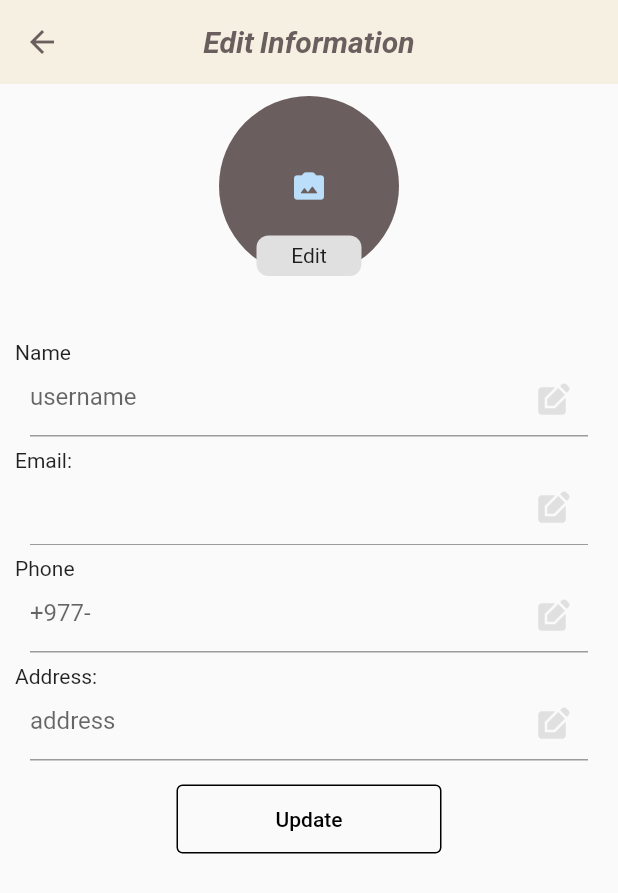
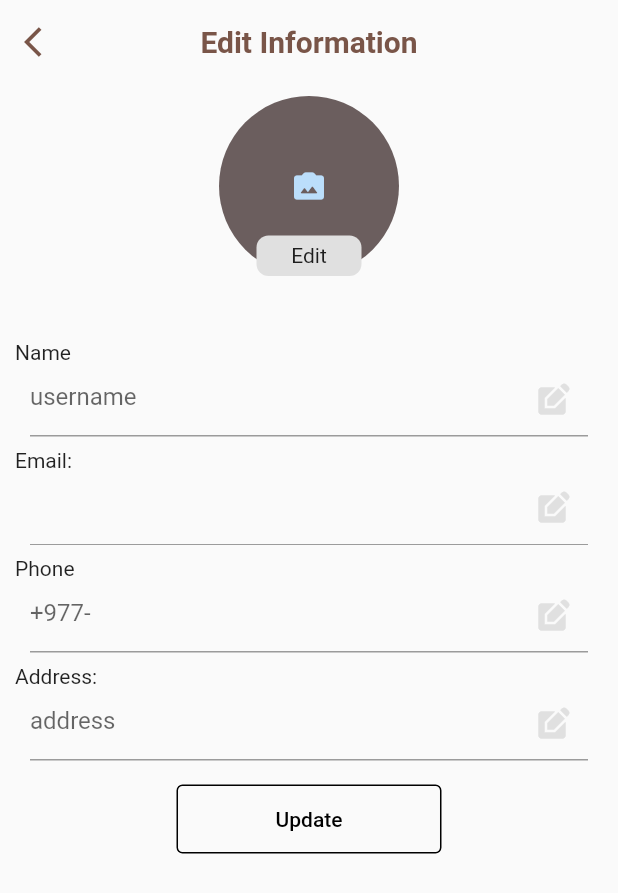
Before and after one commit to aakritip15/E_commerce, a Flutter app: the EditInfo screen opened directly with empty values, on a phone screen of 412 x 824 dp. Shown: the top 893 px of the screen. Run offline on Flutter 3.47's test engine with Material 2 defaults, Android fonts, the light colour scheme and no system bars; our stand-ins replace cloud_firestore, feather_icons, firebase_auth, firebase_core, firebase_storage, google_fonts and 2 more; missing offline and left inert: cross_file_image; accounts and stored records are empty; Roboto replaces fonts that are missing (Times).

Commit message:
Changed App Bar

```diff
--- a/lib/Screens/edit_information.dart
+++ b/lib/Screens/edit_information.dart
@@ -78,28 +78,20 @@ class _EditInfoState extends State<EditInfo> {
     return SafeArea(
       child: Scaffold(
         appBar: AppBar(
-          title: const Text(
-            'Edit Information',
-            style: TextStyle(
-              fontWeight: FontWeight.bold,
-              fontStyle: FontStyle.italic,
-              fontFamily: 'Times',
-              wordSpacing: 0,
-            ),
-          ),
-          centerTitle: true,
-          elevation: 0.0,
+          title: Text('Edit Information',
+              style: TextStyle(
+                color: Colors.brown,
+                fontWeight: FontWeight.bold,
+              )),
+          backgroundColor: Colors.transparent,
+          elevation: 0,
           leading: IconButton(
+            icon: Icon(Icons.arrow_back_ios, color: Colors.brown),
             onPressed: () {
               Navigator.pop(context);
             },
-            icon: const Icon(
-              Icons.arrow_back,
-              color: kBrown,
-            ),
           ),
-          backgroundColor: kAlmond,
-          foregroundColor: kBrown,
+          centerTitle: true,
         ),
         body: Padding(
           padding: EdgeInsets.symmetric(horizontal: 10.0),
```
Also changed, not shown: lib/Screens/SellerListing.dart (+1 -13 lines), lib/Screens/itemview.dart (+7 -15 lines).
